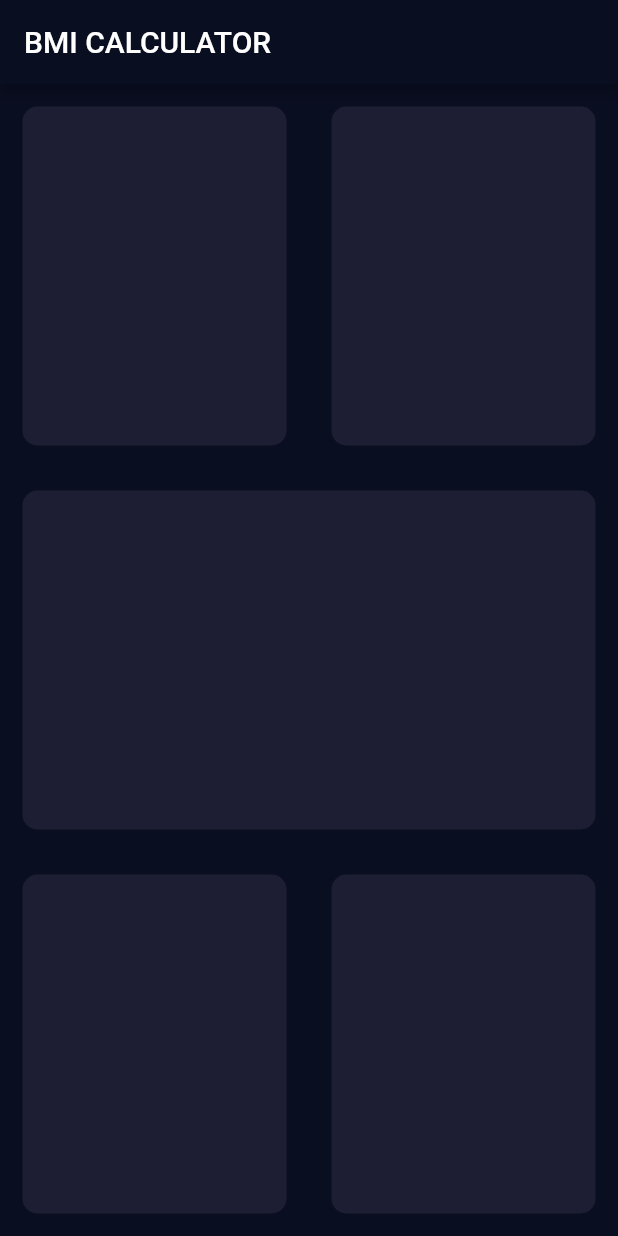
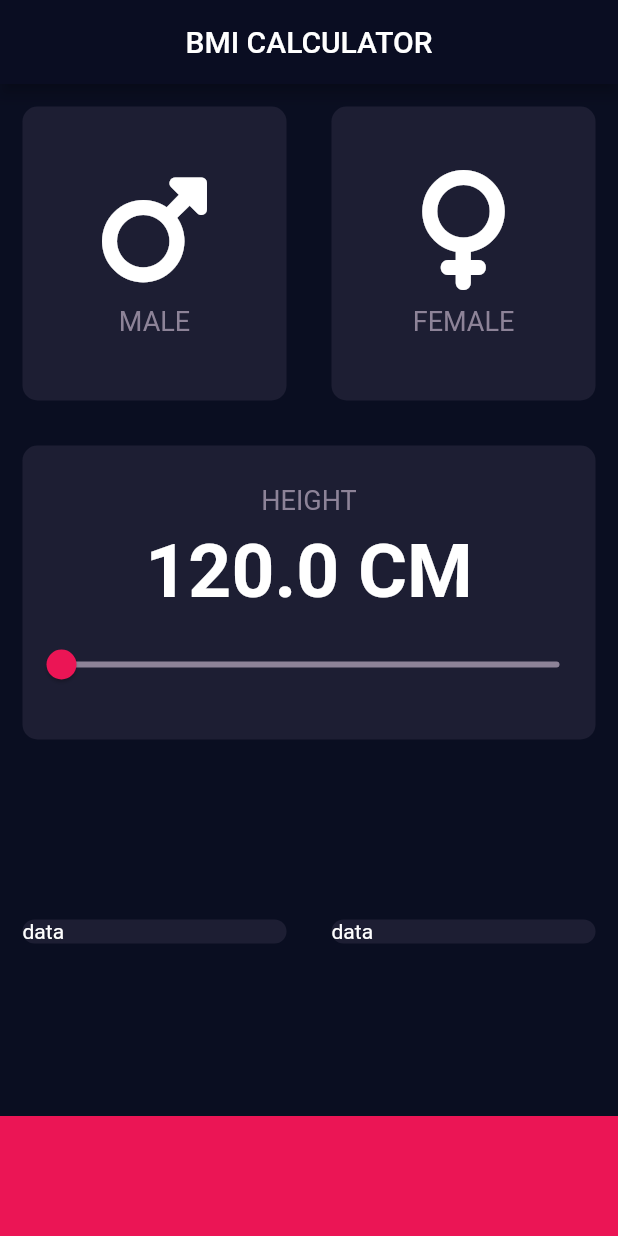
Before and after one commit to sahunitin023/bmi-calculator, a Flutter app: the screen it shows after launch, on a phone screen of 412 x 824 dp. Run offline on Flutter 3.47's test engine with Material 2 defaults, Android fonts, the phone set to English and light mode, and no system bars; our stand-ins replace font_awesome_flutter.

Commit message:
Added Children inside the Cards

```diff
--- /dev/null
+++ b/lib/icon_content.dart
@@ -0,0 +1,32 @@
+import 'package:flutter/material.dart';
+
+class IconContent extends StatelessWidget {
+  // ignore: use_key_in_widget_constructors
+  const IconContent({required this.gender, required this.genderIcon});
+
+  final IconData genderIcon;
+  final String gender;
+
+  @override
+  Widget build(BuildContext context) {
+    return Column(
+      mainAxisAlignment: MainAxisAlignment.center,
+      children: [
+        Icon(
+          genderIcon,
+          size: 80.0,
+        ),
+        const SizedBox(
+          height: 10.0,
+        ),
+        Text(
+          gender,
+          style: const TextStyle(
+            color: Color(0xFF8D8398),
+            fontSize: 18.0,
+          ),
+        )
+      ],
+    );
+  }
+}
--- a/lib/input_page.dart
+++ b/lib/input_page.dart
@@ -1,4 +1,7 @@
 import 'package:flutter/material.dart';
+import 'package:font_awesome_flutter/font_awesome_flutter.dart';
+import 'icon_content.dart';
+import 'reusable_card.dart';
 
 class InputPage extends StatefulWidget {
   const InputPage({Key? key}) : super(key: key);
@@ -8,12 +11,19 @@ class InputPage extends StatefulWidget {
   _InputPageState createState() => _InputPageState();
 }
 
+const activeCardColor = Color(0xFf1D1E33);
+const bottomBoxHeight = 80.0;
+const bottomBoxColor = Color(0xFFEB1555);
+
 class _InputPageState extends State<InputPage> {
+  double userHeight = 120.0;
   @override
   Widget build(BuildContext context) {
     return Scaffold(
       appBar: AppBar(
-        title: const Text('BMI CALCULATOR'),
+        title: const Center(
+          child: Text('BMI CALCULATOR'),
+        ),
       ),
       body: Column(
         children: [
@@ -22,20 +32,64 @@ class _InputPageState extends State<InputPage> {
               children: const [
                 Expanded(
                   child: ReusableCard(
-                    colour: Color(0xFf1D1E33),
+                    colour: activeCardColor,
+                    cardChild: IconContent(
+                      gender: 'MALE',
+                      genderIcon: FontAwesomeIcons.mars,
+                    ),
                   ),
                 ),
                 Expanded(
                   child: ReusableCard(
-                    colour: Color(0xFf1D1E33),
+                    colour: activeCardColor,
+                    cardChild: IconContent(
+                      gender: 'FEMALE',
+                      genderIcon: FontAwesomeIcons.venus,
+                    ),
                   ),
                 ),
               ],
             ),
           ),
-          const Expanded(
+          Expanded(
             child: ReusableCard(
-              colour: Color(0xFf1D1E33),
+              colour: activeCardColor,
+              cardChild: Column(
+                mainAxisAlignment: MainAxisAlignment.center,
+                children: [
+                  const Text(
+                    'HEIGHT',
+                    style: TextStyle(fontSize: 18.0, color: Color(0xFF8D8398)),
+                  ),
+                  const SizedBox(
+                    height: 8.0,
+                  ),
+                  Text(
+                    '$userHeight CM',
+                    style: const TextStyle(
+                      fontSize: 50.0,
+                      fontWeight: FontWeight.bold,
+                    ),
+                  ),
+                  const SizedBox(
+                    height: 8.0,
+                  ),
+                  Slider(
+                    thumbColor: bottomBoxColor,
+                    value: userHeight,
+                    min: 120,
+                    max: 200,
+                    divisions: 80,
+                    onChanged: (value) {
+                      setState(() {
+                        userHeight = value;
+                      });
+                    },
+                    activeColor: Colors.white,
+                    inactiveColor: const Color(0xFF8D8398),
+                  )
+                ],
+              ),
             ),
           ),
           Expanded(
@@ -43,34 +97,27 @@ class _InputPageState extends State<InputPage> {
               children: const [
                 Expanded(
                   child: ReusableCard(
-                    colour: Color(0xFf1D1E33),
+                    colour: activeCardColor,
+                    cardChild: Text('data'),
                   ),
                 ),
                 Expanded(
                   child: ReusableCard(
-                    colour: Color(0xFf1D1E33),
+                    colour: activeCardColor,
+                    cardChild: Text('data'),
                   ),
                 ),
               ],
             ),
           ),
+          Container(
+            margin: const EdgeInsets.only(top: 10.0),
+            color: bottomBoxColor,
+            width: double.infinity,
+            height: bottomBoxHeight,
+          )
         ],
       ),
     );
   }
 }
-
-class ReusableCard extends StatelessWidget {
-  final Color colour;
-  const ReusableCard({Key? key, required this.colour}) : super(key: key);
-  @override
-  Widget build(BuildContext context) {
-    return Container(
-      margin: const EdgeInsets.all(15.0),
-      decoration: BoxDecoration(
-        borderRadius: BorderRadius.circular(10.0),
-        color: colour,
-      ),
-    );
-  }
-}
--- a/lib/main.dart
+++ b/lib/main.dart
@@ -11,7 +11,7 @@ class BMICalculator extends StatelessWidget {
   Widget build(BuildContext context) {
     return MaterialApp(
       theme: customTheme(),
-      home: InputPage(),
+      home: const InputPage(),
     );
   }
 }
--- /dev/null
+++ b/lib/reusable_card.dart
@@ -0,0 +1,19 @@
+import 'package:flutter/material.dart';
+
+class ReusableCard extends StatelessWidget {
+  final Color colour;
+  final Widget cardChild;
+  // ignore: use_key_in_widget_constructors
+  const ReusableCard({required this.colour, required this.cardChild});
+  @override
+  Widget build(BuildContext context) {
+    return Container(
+      margin: const EdgeInsets.all(15.0),
+      decoration: BoxDecoration(
+        borderRadius: BorderRadius.circular(10.0),
+        color: colour,
+      ),
+      child: cardChild,
+    );
+  }
+}
--- a/lib/themes.dart
+++ b/lib/themes.dart
@@ -4,7 +4,7 @@ ThemeData customTheme() {
   return ThemeData.dark().copyWith(
     scaffoldBackgroundColor: const Color.fromRGBO(10, 14, 33, 1.0),
     appBarTheme: const AppBarTheme(
-      color: Color.fromRGBO(10, 14, 33, 1.0),
+      color: Color.fromRGBO(10, 13, 34, 1.0),
     ),
   );
 }
--- a/pubspec.yaml
+++ b/pubspec.yaml
@@ -34,6 +34,7 @@ dependencies:
   # The following adds the Cupertino Icons font to your application.
   # Use with the CupertinoIcons class for iOS style icons.
   cupertino_icons: ^1.0.2
+  font_awesome_flutter: ^10.2.1
 
 dev_dependencies:
   flutter_test:
```
Also changed, not shown: pubspec.lock.
